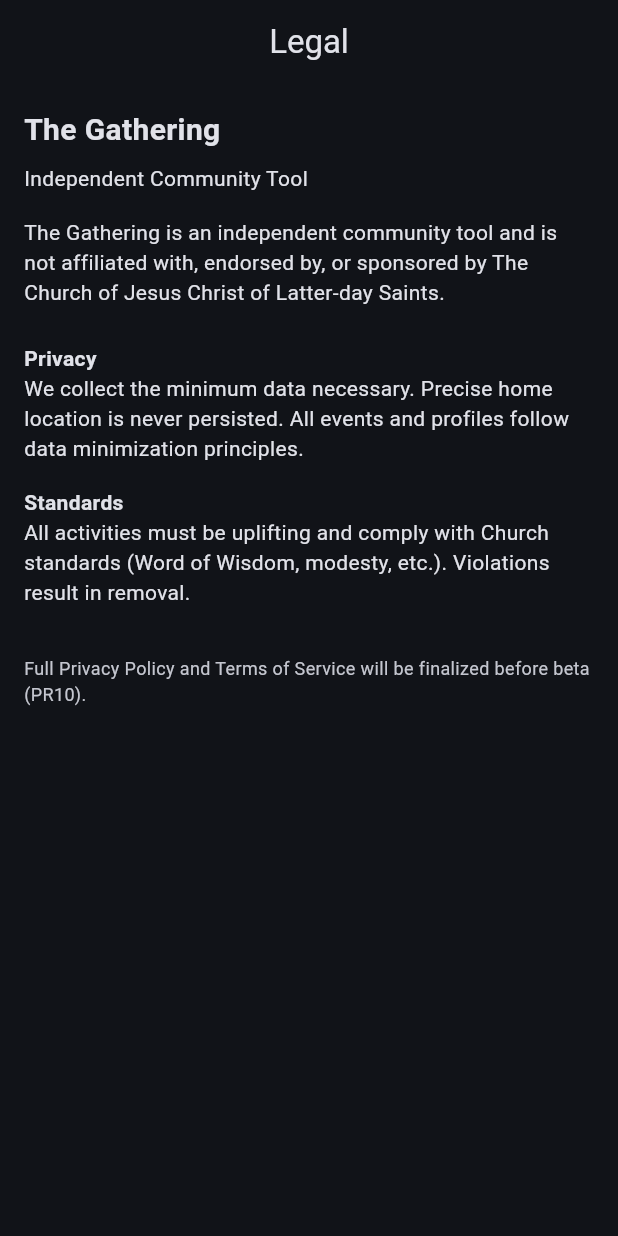
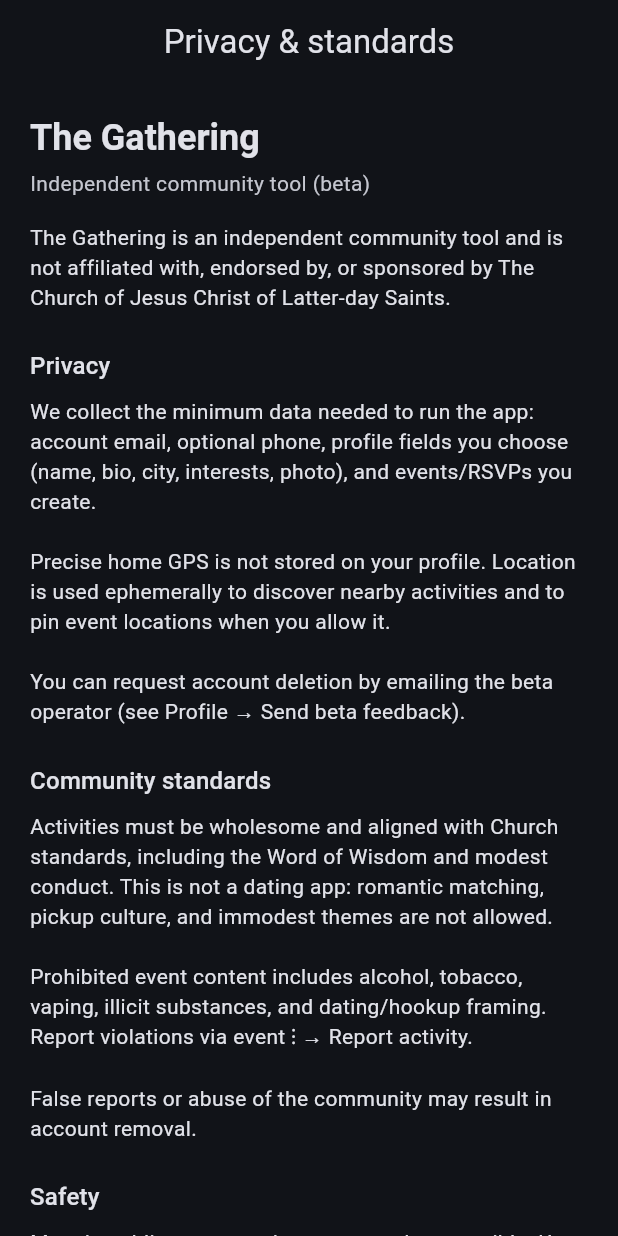
Before and after one commit to divisCorp/TheGathering, a Flutter app: the TermsScreen screen opened by its route, on a phone screen of 412 x 824 dp. Run offline on Flutter 3.47's test engine with Material 3 defaults, Android fonts, the phone set to English and light mode, and no system bars; our stand-ins replace flutter_dotenv, flutter_map, flutter_riverpod, geolocator, go_router, image_picker and 4 more; accounts and stored records are empty; network calls fail.

Commit message:
feat: Host FAB, Discover tab refresh, capacity check, richer terms
Add global Host FAB, IndexedStack tab state, Discover reload on tab
focus, server-side soft capacity on Going RSVP, and expanded beta
privacy/standards copy. Bump to v0.2.0.

```diff
--- /dev/null
+++ b/lib/providers/app_ui_provider.dart
@@ -0,0 +1,4 @@
+import 'package:flutter_riverpod/flutter_riverpod.dart';
+
+/// Increment to ask Discover to reload (e.g. after hosting or switching tabs).
+final discoverRefreshTickProvider = StateProvider<int>((ref) => 0);
--- a/lib/screens/auth_screen.dart
+++ b/lib/screens/auth_screen.dart
@@ -502,7 +502,7 @@
               child: const Text('Privacy & standards'),
             ),
             Text(
-              'Beta v0.1.9',
+              'Beta v0.2.0',
               style: TextStyle(
                 fontSize: 10,
                 color: theme.colorScheme.onSurfaceVariant.withValues(alpha: 0.7),
--- a/lib/screens/home_screen.dart
+++ b/lib/screens/home_screen.dart
@@ -10,6 +10,7 @@
 import 'package:permission_handler/permission_handler.dart';
 import 'package:shared_preferences/shared_preferences.dart';
 import 'package:the_gathering/models/event.dart';
+import 'package:the_gathering/providers/app_ui_provider.dart';
 import 'package:the_gathering/providers/current_profile_provider.dart';
 import 'package:the_gathering/services/events_service.dart';
 import 'package:the_gathering/services/interests_service.dart';
@@ -344,6 +345,11 @@
 
   @override
   Widget build(BuildContext context) {
+    // Reload when shell asks (e.g. user switched back to Discover tab).
+    ref.listen<int>(discoverRefreshTickProvider, (prev, next) {
+      if (prev != next) _loadEvents(reset: true);
+    });
+
     return Scaffold(
       appBar: AppBar(
         title: const Text('The Gathering'),
--- a/lib/screens/profile_screen.dart
+++ b/lib/screens/profile_screen.dart
@@ -590,7 +590,7 @@
                   ),
                   const SizedBox(height: 8),
                   Text(
-                    'Beta v0.1.9',
+                    'Beta v0.2.0',
                     style: TextStyle(
                       fontSize: 11,
                       color: theme.colorScheme.onSurfaceVariant,
--- a/lib/screens/terms_screen.dart
+++ b/lib/screens/terms_screen.dart
@@ -1,48 +1,69 @@
 import 'package:flutter/material.dart';
 
-/// Legal / Terms screen (standards + privacy notes).
-/// Full policies to be finalized in later phase.
+/// Legal / Terms screen (standards + privacy notes for beta).
 class TermsScreen extends StatelessWidget {
   const TermsScreen({super.key});
 
   @override
   Widget build(BuildContext context) {
+    final muted = Theme.of(context).colorScheme.onSurfaceVariant;
+
     return Scaffold(
-      appBar: AppBar(title: const Text('Legal')),
-      body: Padding(
-        padding: const EdgeInsets.all(16),
-        child: SingleChildScrollView(
-          child: Column(
-            crossAxisAlignment: CrossAxisAlignment.start,
+      appBar: AppBar(title: const Text('Privacy & standards')),
+      body: ListView(
+        padding: const EdgeInsets.all(20),
         children: [
-              const Text('The Gathering', style: TextStyle(fontSize: 20, fontWeight: FontWeight.bold)),
-              const SizedBox(height: 8),
-              const Text('Independent Community Tool'),
+          Text(
+            'The Gathering',
+            style: Theme.of(context).textTheme.headlineSmall?.copyWith(
+                  fontWeight: FontWeight.bold,
+                ),
+          ),
+          const SizedBox(height: 4),
+          Text('Independent community tool (beta)', style: TextStyle(color: muted)),
           const SizedBox(height: 16),
           const Text(
             'The Gathering is an independent community tool and is not affiliated with, '
             'endorsed by, or sponsored by The Church of Jesus Christ of Latter-day Saints.',
           ),
           const SizedBox(height: 24),
-              const Text('Privacy', style: TextStyle(fontWeight: FontWeight.bold)),
+          Text('Privacy', style: Theme.of(context).textTheme.titleMedium),
+          const SizedBox(height: 8),
           const Text(
-                'We collect the minimum data necessary. Precise home location is never persisted. '
-                'All events and profiles follow data minimization principles.',
+            'We collect the minimum data needed to run the app: account email, '
+            'optional phone, profile fields you choose (name, bio, city, interests, photo), '
+            'and events/RSVPs you create.\n\n'
+            'Precise home GPS is not stored on your profile. Location is used ephemerally '
+            'to discover nearby activities and to pin event locations when you allow it.\n\n'
+            'You can request account deletion by emailing the beta operator '
+            '(see Profile → Send beta feedback).',
           ),
-              const SizedBox(height: 16),
-              const Text('Standards', style: TextStyle(fontWeight: FontWeight.bold)),
+          const SizedBox(height: 24),
+          Text('Community standards', style: Theme.of(context).textTheme.titleMedium),
+          const SizedBox(height: 8),
           const Text(
-                'All activities must be uplifting and comply with Church standards (Word of Wisdom, '
-                'modesty, etc.). Violations result in removal.',
+            'Activities must be wholesome and aligned with Church standards, including '
+            'the Word of Wisdom and modest conduct. This is not a dating app: '
+            'romantic matching, pickup culture, and immodest themes are not allowed.\n\n'
+            'Prohibited event content includes alcohol, tobacco, vaping, illicit substances, '
+            'and dating/hookup framing. Report violations via event ⋮ → Report activity.\n\n'
+            'False reports or abuse of the community may result in account removal.',
           ),
-              const SizedBox(height: 32),
+          const SizedBox(height: 24),
+          Text('Safety', style: Theme.of(context).textTheme.titleMedium),
+          const SizedBox(height: 8),
+          const Text(
+            'Meet in public or appropriate venues when possible. '
+            'Use RSVP and host judgment. The app provides tools; you remain responsible '
+            'for personal safety and local laws.',
+          ),
+          const SizedBox(height: 24),
           Text(
-                'Full Privacy Policy and Terms of Service will be finalized before beta (PR10).',
-                style: TextStyle(color: Theme.of(context).colorScheme.onSurfaceVariant, fontSize: 12),
+            'Full Privacy Policy and Terms of Service will be finalized before public store launch. '
+            'This summary applies during closed beta.',
+            style: TextStyle(color: muted, fontSize: 12),
           ),
         ],
-          ),
-        ),
       ),
     );
   }
--- a/pubspec.yaml
+++ b/pubspec.yaml
@@ -2,7 +2,7 @@
 description: "The Gathering - Uplifting activities. Genuine friendships. Right where you are. Mobile app for LDS members to find and organize wholesome activities."
 publish_to: 'none'
 
-version: 0.1.9+10
+version: 0.2.0+11
 
 environment:
   sdk: '>=3.3.0 <4.0.0'
```
Also changed, not shown: lib/screens/create_event_screen.dart (+7 -3 lines), lib/screens/main_shell.dart (+24 -2 lines), lib/services/events_service.dart (+24 -0 lines). Lines whose indentation alone changed are shown as unchanged.
